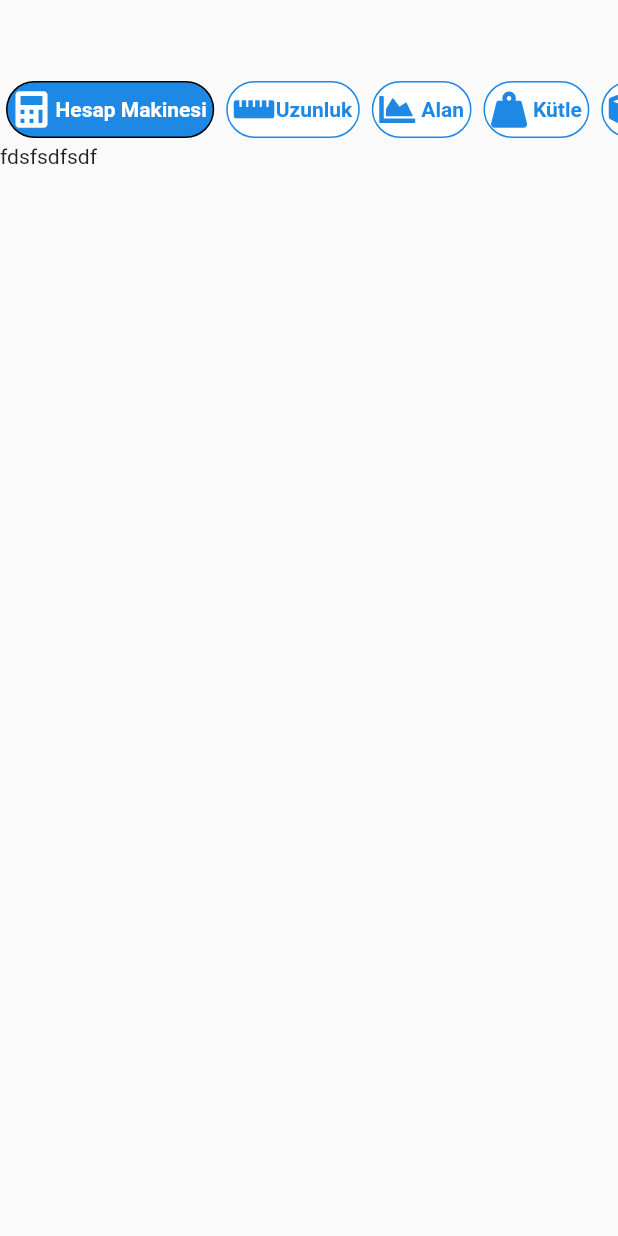
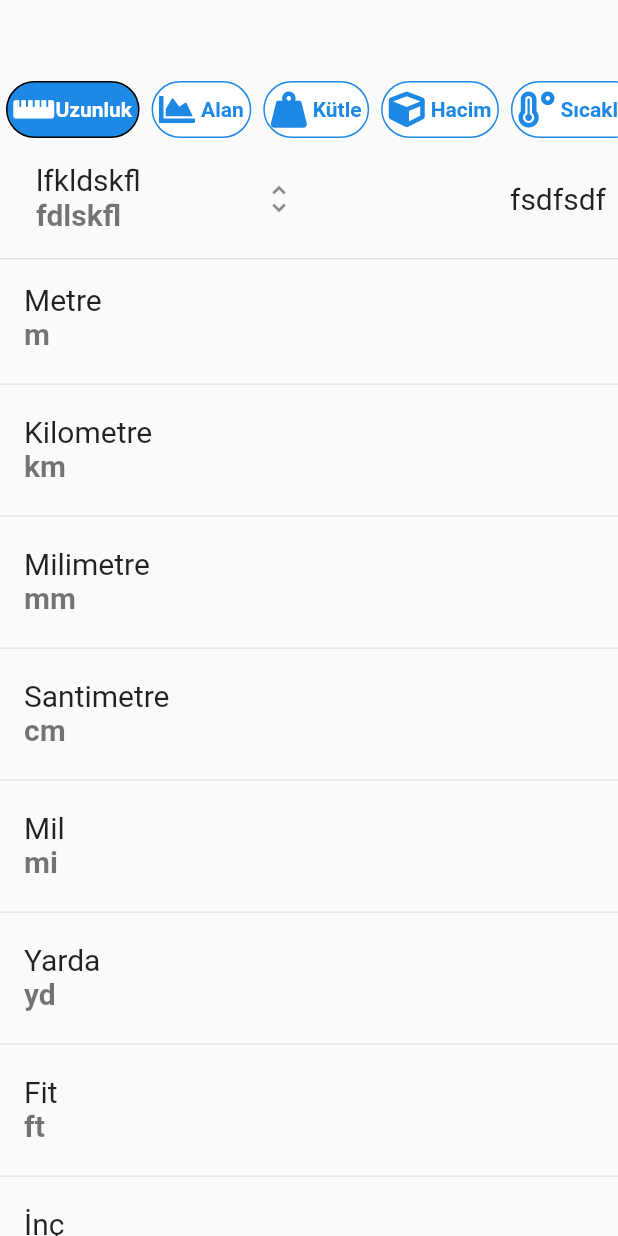
Before and after one commit to muratsirin/flutter-unit-converter, a Flutter app: the screen it shows after launch, on a phone screen of 412 x 824 dp. Run offline on Flutter 3.47's test engine with Material 2 defaults, Android fonts, the phone set to English and light mode, and no system bars; drawn by our look-alikes of auto_size_text, buttons_tabbar; our stand-ins replace font_awesome_flutter.

Commit message:
unit page

```diff
--- a/lib/main.dart
+++ b/lib/main.dart
@@ -1,6 +1,6 @@
 import 'package:flutter/material.dart';
 import 'package:provider/provider.dart';
-import 'package:unit_converter/provider/utils.dart';
+import 'package:unit_converter/provider/conversion_data.dart';
 import 'package:unit_converter/view/home_screen.dart';
 
 void main() {
@@ -13,7 +13,7 @@ class UnitConverter extends StatelessWidget {
     return MultiProvider(
       providers: [
         Provider(
-          create: (context) => Utils(),
+          create: (context) => ConversionData(),
         ),
       ],
       child: MaterialApp(
--- /dev/null
+++ b/lib/model/conversion.dart
@@ -0,0 +1,9 @@
+class Conversion {
+  final String unitName;
+  final String unitAbbreviation;
+
+  Conversion({
+    required this.unitName,
+    required this.unitAbbreviation,
+  });
+}
--- a/lib/model/unit_menu.dart
+++ /dev/null
@@ -1,8 +0,0 @@
-import 'package:flutter/cupertino.dart';
-
-class UnitMenu {
-  final IconData iconData;
-  final String title;
-
-  UnitMenu({required this.iconData, required this.title});
-}
--- a/lib/provider/utils.dart
+++ b/lib/provider/conversion_data.dart
@@ -1,12 +1,10 @@
 import 'package:flutter/material.dart';
 import 'package:font_awesome_flutter/font_awesome_flutter.dart';
+import 'package:unit_converter/provider/helpers/conversion_list.dart';
+import 'package:unit_converter/view/unit_screen.dart';
 
-class Utils {
-  List<Tab> unitMenuList = [
-    Tab(
-      icon: Icon(FontAwesomeIcons.calculator),
-      text: 'Hesap Makinesi',
-    ),
+class ConversionData extends ConversionList with ChangeNotifier {
+  List<Tab> unitTopBarList = [
     Tab(
       icon: Icon(FontAwesomeIcons.rulerHorizontal),
       text: 'Uzunluk',
@@ -32,4 +30,17 @@ class Utils {
       text: 'Pişirme',
     ),
   ];
+
+  List<UnitScreen> unitScreenList() {
+    List<UnitScreen> unitScreenItems = [
+      UnitScreen(conversion: length),
+      UnitScreen(conversion: area),
+      UnitScreen(conversion: weight),
+      UnitScreen(conversion: volume),
+      UnitScreen(conversion: temperature),
+      UnitScreen(conversion: cooking),
+    ];
+
+    return unitScreenItems;
+  }
 }
--- /dev/null
+++ b/lib/provider/helpers/conversion_list.dart
@@ -0,0 +1,176 @@
+import 'package:unit_converter/model/conversion.dart';
+
+class ConversionList {
+  List<Conversion> length = [
+    Conversion(unitName: 'Metre', unitAbbreviation: 'm'),
+    Conversion(unitName: 'Kilometre', unitAbbreviation: 'km'),
+    Conversion(unitName: 'Milimetre', unitAbbreviation: 'mm'),
+    Conversion(unitName: 'Santimetre', unitAbbreviation: 'cm'),
+    Conversion(unitName: 'Mil', unitAbbreviation: 'mi'),
+    Conversion(unitName: 'Yarda', unitAbbreviation: 'yd'),
+    Conversion(unitName: 'Fit', unitAbbreviation: 'ft'),
+    Conversion(unitName: 'İnç', unitAbbreviation: 'in'),
+    Conversion(unitName: 'Deniz mili', unitAbbreviation: 'nmi'),
+  ];
+
+  List<Conversion> area = [
+    Conversion(unitName: 'Metrekare', unitAbbreviation: 'm2'),
+    Conversion(unitName: 'Milimetrekare', unitAbbreviation: 'mm2'),
+    Conversion(unitName: 'Santimetrekare', unitAbbreviation: 'cm2'),
+    Conversion(unitName: 'inç kare', unitAbbreviation: 'in2'),
+    Conversion(unitName: 'Fit kare', unitAbbreviation: 'ft2'),
+    Conversion(unitName: 'Yarda kare', unitAbbreviation: 'yd2'),
+    Conversion(unitName: 'Hektar', unitAbbreviation: 'ha'),
+    Conversion(unitName: 'Kilometrekare', unitAbbreviation: 'km2'),
+    Conversion(unitName: 'Akre', unitAbbreviation: 'ac'),
+    Conversion(unitName: 'Milkare', unitAbbreviation: 'mi2'),
+  ];
+
+  List<Conversion> weight = [
+    Conversion(unitName: 'Kilogram', unitAbbreviation: 'kg'),
+    Conversion(unitName: 'Miligram', unitAbbreviation: 'mg'),
+    Conversion(unitName: 'Gram', unitAbbreviation: 'g'),
+    Conversion(unitName: 'Metrik ton', unitAbbreviation: 't'),
+    Conversion(unitName: 'Büyük ton', unitAbbreviation: 'ton uk'),
+    Conversion(unitName: 'Küçük ton', unitAbbreviation: 'ton us'),
+    Conversion(unitName: 'Libre', unitAbbreviation: 'lb'),
+    Conversion(unitName: 'Ons', unitAbbreviation: 'oz'),
+    Conversion(unitName: 'Taş', unitAbbreviation: 'st'),
+    Conversion(unitName: 'Karat', unitAbbreviation: 'ct'),
+  ];
+
+  List<Conversion> volume = [
+    Conversion(unitName: 'Metreküp', unitAbbreviation: 'm3'),
+    Conversion(unitName: 'Milimetreküp', unitAbbreviation: 'mm3'),
+    Conversion(unitName: 'Santimetreküp', unitAbbreviation: 'cm3'),
+    Conversion(unitName: 'Desimetreküp', unitAbbreviation: 'dm3'),
+    Conversion(unitName: 'Mililitre', unitAbbreviation: 'mL(cc)'),
+    Conversion(unitName: 'Litre', unitAbbreviation: 'L'),
+    Conversion(unitName: 'Fit küp', unitAbbreviation: 'ft3'),
+    Conversion(unitName: 'İnç küp', unitAbbreviation: 'in3'),
+    Conversion(unitName: 'Galon (ABD)', unitAbbreviation: 'gal'),
+    Conversion(unitName: 'Kuart (ABD)', unitAbbreviation: 'qt lqd'),
+    Conversion(unitName: 'Pint (ABD)', unitAbbreviation: 'pt lqd'),
+    Conversion(unitName: 'Ons (ABD)', unitAbbreviation: 'oz'),
+    Conversion(unitName: 'Kupa (ABD)', unitAbbreviation: 'cup'),
+    Conversion(unitName: 'Yemek kaşığı (ABD)', unitAbbreviation: 'tbsp'),
+    Conversion(unitName: 'Çay kaşığı (ABD)', unitAbbreviation: 'tsp'),
+    Conversion(unitName: 'Galon (BK)', unitAbbreviation: 'gal'),
+    Conversion(unitName: 'Kuart (BK)', unitAbbreviation: 'qt'),
+    Conversion(unitName: 'Pint (BK)', unitAbbreviation: 'pt'),
+    Conversion(unitName: 'Ons (BK)', unitAbbreviation: 'oz'),
+    Conversion(unitName: 'Kupa (BK)', unitAbbreviation: 'cup'),
+    Conversion(unitName: 'Yemek kaşığı (BK)', unitAbbreviation: 'tbsp'),
+    Conversion(unitName: 'Çay kaşığı (BK)', unitAbbreviation: 'tsp'),
+    Conversion(unitName: 'Dirhem', unitAbbreviation: 'dr'),
+    Conversion(unitName: 'Varil', unitAbbreviation: 'bbl'),
+    Conversion(unitName: 'Kordon', unitAbbreviation: 'cord'),
+    Conversion(unitName: 'Gill', unitAbbreviation: 'gill'),
+  ];
+
+  List<Conversion> temperature = [
+    Conversion(unitName: 'Santigrat', unitAbbreviation: 'C'),
+    Conversion(unitName: 'Kelvin', unitAbbreviation: 'K'),
+    Conversion(unitName: 'Fahrenhayt', unitAbbreviation: 'F'),
+  ];
+
+  List<Conversion> cooking = [
+    Conversion(unitName: 'mililitre', unitAbbreviation: 'mL (cc)'),
+    Conversion(unitName: 'galon (ABD)', unitAbbreviation: 'gal'),
+    Conversion(unitName: 'kuart (ABD)', unitAbbreviation: 'qt lqd'),
+    Conversion(unitName: 'pint (ABD)', unitAbbreviation: 'pt lqd'),
+    Conversion(unitName: 'ons (ABD)', unitAbbreviation: 'fl. oz'),
+    Conversion(unitName: 'kupa (ABD)', unitAbbreviation: 'cup'),
+    Conversion(unitName: 'yemek kaşığı (ABD)', unitAbbreviation: 'tbsp'),
+    Conversion(unitName: 'çay kaşığı (ABD)', unitAbbreviation: 'tsp'),
+    Conversion(unitName: 'galon (BK)', unitAbbreviation: 'gal'),
+    Conversion(unitName: 'kuart (BK)', unitAbbreviation: 'qt'),
+    Conversion(unitName: 'pint (BK)', unitAbbreviation: 'pt'),
+    Conversion(unitName: 'ons (BK)', unitAbbreviation: 'fl oz'),
+    Conversion(unitName: 'kupa (BK)', unitAbbreviation: 'cup'),
+    Conversion(unitName: 'yemek kaşığı (BK)', unitAbbreviation: 'tbsp'),
+    Conversion(unitName: 'çay kaşığı (BK)', unitAbbreviation: 'tsp'),
+  ];
+
+  dynamic conversionFactors = {
+    //length
+    'Metre': 1,
+    'Kilometre': 1000,
+    'Milimetre': 0.001,
+    'Santimetre': 0.01,
+    'Mil': 1610.3059581,
+    'Yarda': 0.9144,
+    'Fit': 0.3047999902464003,
+    'İnç': 0.02539999983236,
+    'Deniz mili': 1851.851851851852,
+    //area
+    'Metrekare': 1,
+    'Milimetrekare': 0.000001,
+    'Santimetrekare': 0.0001,
+    'inç kare': 0.00064516,
+    'Fit kare': 0.09290304359,
+    'Yarda kare': 0.83612739237,
+    'Hektar': 10000,
+    'Kilometrekare': 1e6,
+    'Akre': 4048.58299595,
+    'Milkare': 2589988.11,
+    //weight
+    'Kilogram': 1,
+    'Miligram': 0.000001,
+    'Gram': 0.001,
+    'Metrik ton': 1000,
+    'Büyük ton': 1016.2601626,
+    'Küçük ton': 909.090909091,
+    'Libre': 0.45359249794,
+    'Ons': 0.02834949977,
+    'Taş': 6.36942675159,
+    'Karat': 0.0002,
+    //volume
+    'Metreküp': 1,
+    'Milimetreküp': 1E-9,
+    'Santimetreküp': 0.000001,
+    'Desimetreküp': 0.001,
+    'Mililitre': 0.000001,
+    'Litre': 0.001,
+    'Fit küp': 0.02831679986,
+    'İnç küp': 0.00001638703,
+    'Galon (ABD)': 0.00378541178,
+    'Kuart (ABD)': 0.00094635294,
+    'Pint (ABD)': 0.00047317647,
+    'Ons (ABD)': 0.00002957352,
+    'Kupa (ABD)': 0.00023658823,
+    'Yemek kaşığı (ABD)': 0.00001478676,
+    'Çay kaşığı (ABD)': 0.00000492892,
+    'Galon (BK)': 0.00454609188,
+    'Kuart (BK)': 0.00113649999,
+    'Pint (BK)': 0.0005683,
+    'Ons (BK)': 0.00002841306,
+    'Kupa (BK)': 0.00028413099,
+    'Yemek kaşığı (BK)': 0.00001775799,
+    'Çay kaşığı (BK)': 0.00000591899,
+    'Dirhem': 0.00000369669,
+    'Varil': 0.15898728912,
+    'Kordon': 3.6231884058,
+    'Gill': 0.00011829,
+    //temperature
+    'Santigrat': 1,
+    'Kelvin': 0.00364763815,
+    'Fahrenhayt': 0.02958579881,
+    //cooking
+    'mililitre': 1,
+    'galon (ABD)': 3787.87878788,
+    'kuart (ABD)': 943.396226415,
+    'pint (ABD)': 473.933649289,
+    'ons (ABD)': 29.5857988166,
+    'kupa (ABD)': 236.406619385,
+    'yemek kaşığı (ABD)': 14.7928994083,
+    'çay kaşığı (ABD)': 4.92610837438,
+    'galon (BK)': 4545.45454545,
+    'kuart (BK)': 1136.36363636,
+    'pint (BK)': 568.181818182,
+    'ons (BK)': 28.4090909091,
+    'kupa (BK)': 284.090909091,
+    'yemek kaşığı (BK)': 17.7619893428,
+    'çay kaşığı (BK)': 5.91715976331
+  };
+}
--- a/lib/view/home_screen.dart
+++ b/lib/view/home_screen.dart
@@ -1,7 +1,7 @@
 import 'package:buttons_tabbar/buttons_tabbar.dart';
 import 'package:flutter/material.dart';
 import 'package:provider/provider.dart';
-import 'package:unit_converter/provider/utils.dart';
+import 'package:unit_converter/provider/conversion_data.dart';
 
 class HomeScreen extends StatelessWidget {
   const HomeScreen({Key? key}) : super(key: key);
@@ -9,10 +9,10 @@ class HomeScreen extends StatelessWidget {
   @override
   Widget build(BuildContext context) {
     return Scaffold(
-      body: Consumer<Utils>(
-        builder: (context, utilsData, child) {
+      body: Consumer<ConversionData>(
+        builder: (context, conversionData, child) {
           return DefaultTabController(
-            length: utilsData.unitMenuList.length,
+            length: conversionData.unitTopBarList.length,
             child: Column(
               children: <Widget>[
                 Padding(
@@ -27,20 +27,12 @@ class HomeScreen extends StatelessWidget {
                     borderWidth: 1,
                     unselectedBorderColor: Colors.blue[600]!,
                     radius: 100,
-                    tabs: utilsData.unitMenuList,
+                    tabs: conversionData.unitTopBarList,
                   ),
                 ),
                 Expanded(
                   child: TabBarView(
-                    children: [
-                      Text('fdsfsdfsdf'),
-                      Text('fdsfsdfsdf'),
-                      Text('fdsfsdfsdf'),
-                      Text('fdsfsdfsdf'),
-                      Text('fdsfsdfsdf'),
-                      Text('fdsfsdfsdf'),
-                      Text('fdsfsdfsdf'),
-                    ],
+                    children: conversionData.unitScreenList(),
                   ),
                 ),
               ],
--- /dev/null
+++ b/lib/view/unit_list.dart
@@ -0,0 +1,47 @@
+import 'package:flutter/material.dart';
+import 'package:unit_converter/model/conversion.dart';
+import 'package:unit_converter/provider/conversion_data.dart';
+
+class UnitList extends StatelessWidget {
+  final List<Conversion> conversion;
+  final ConversionData conversionData;
+  const UnitList({
+    Key? key,
+    required this.conversion,
+    required this.conversionData,
+  }) : super(key: key);
+
+  @override
+  Widget build(BuildContext context) {
+    return ListView.separated(
+      itemBuilder: (context, index) {
+        final Conversion conversionItem = conversion[index];
+        return ListTile(
+          title: Text(
+            conversionItem.unitName,
+            style: TextStyle(fontSize: 20),
+          ),
+          subtitle: Text(
+            conversionItem.unitAbbreviation,
+            style: TextStyle(
+              fontWeight: FontWeight.bold,
+              fontSize: 20,
+            ),
+          ),
+          // trailing: Text(
+          //   conversionData.result(
+          //     unitName: conversionItem.unitName,
+          //   ),
+          //   style: TextStyle(
+          //     fontSize: 20,
+          //   ),
+          // ),
+        );
+      },
+      separatorBuilder: (context, index) {
+        return Divider();
+      },
+      itemCount: conversion.length,
+    );
+  }
+}
--- /dev/null
+++ b/lib/view/unit_screen.dart
@@ -0,0 +1,104 @@
+import 'package:auto_size_text/auto_size_text.dart';
+import 'package:flutter/material.dart';
+import 'package:provider/provider.dart';
+import 'package:unit_converter/model/conversion.dart';
+import 'package:unit_converter/provider/conversion_data.dart';
+import 'package:unit_converter/view/unit_list.dart';
+
+class UnitScreen extends StatelessWidget {
+  final List<Conversion> conversion;
+  const UnitScreen({Key? key, required this.conversion}) : super(key: key);
+
+  @override
+  Widget build(BuildContext context) {
+    return Consumer<ConversionData>(builder: (context, conversionData, child) {
+      return LayoutBuilder(
+        builder: (context, BoxConstraints constraints) {
+          return Column(
+            verticalDirection: VerticalDirection.down,
+            children: [
+              Padding(
+                padding: const EdgeInsets.symmetric(horizontal: 8, vertical: 0),
+                child: SizedBox(
+                  width: constraints.maxWidth,
+                  height: constraints.maxHeight * 0.1,
+                  child: Row(
+                    children: [
+                      SizedBox(
+                        width: constraints.maxWidth * 0.5,
+                        child: ListTile(
+                          title: Text(
+                            'lfkldskfl',
+                            style: TextStyle(
+                              fontSize: 20,
+                            ),
+                          ),
+                          subtitle: Text(
+                            'fdlskfl',
+                            style: TextStyle(
+                              fontSize: 20,
+                              fontWeight: FontWeight.bold,
+                            ),
+                          ),
+                          trailing: Icon(Icons.unfold_more),
+                          // onTap: () {
+                          //   showModalBottomSheet(
+                          //     context: context,
+                          //     isScrollControlled: true,
+                          //     builder: (context) {
+                          //       return ShowBottomUnitList(
+                          //         conversion: conversion,
+                          //         conversionData: conversionData,
+                          //       );
+                          //     },
+                          //   );
+                          // },
+                        ),
+                      ),
+                      Expanded(
+                        child: GestureDetector(
+                          child: Container(
+                            child: AutoSizeText(
+                              'fsdfsdf',
+                              maxLines: 1,
+                              style: TextStyle(
+                                fontSize: 20,
+                              ),
+                              textAlign: TextAlign.right,
+                            ),
+                          ),
+                          // onTap: () {
+                          //   showModalBottomSheet(
+                          //     context: context,
+                          //     builder: (context) {
+                          //       return SizedBox(
+                          //         height: constraints.maxHeight * 0.7,
+                          //         child: ConversionNumpad(),
+                          //       );
+                          //     },
+                          //   ).then((value) => conversionData.thenNumpad());
+                          // },
+                        ),
+                      ),
+                    ],
+                  ),
+                ),
+              ),
+              SizedBox(
+                height: constraints.maxHeight * 0.01,
+                child: Divider(),
+              ),
+              SizedBox(
+                height: constraints.maxHeight * 0.89,
+                child: UnitList(
+                  conversion: conversion,
+                  conversionData: conversionData,
+                ),
+              ),
+            ],
+          );
+        },
+      );
+    });
+  }
+}
--- a/pubspec.yaml
+++ b/pubspec.yaml
@@ -32,6 +32,7 @@ dependencies:
   provider: ^5.0.0
   buttons_tabbar: ^1.3.0
   font_awesome_flutter: ^9.1.0
+  auto_size_text: 3.0.0-nullsafety.0
 
 
 dev_dependencies:
```
Also changed, not shown: pubspec.lock.
